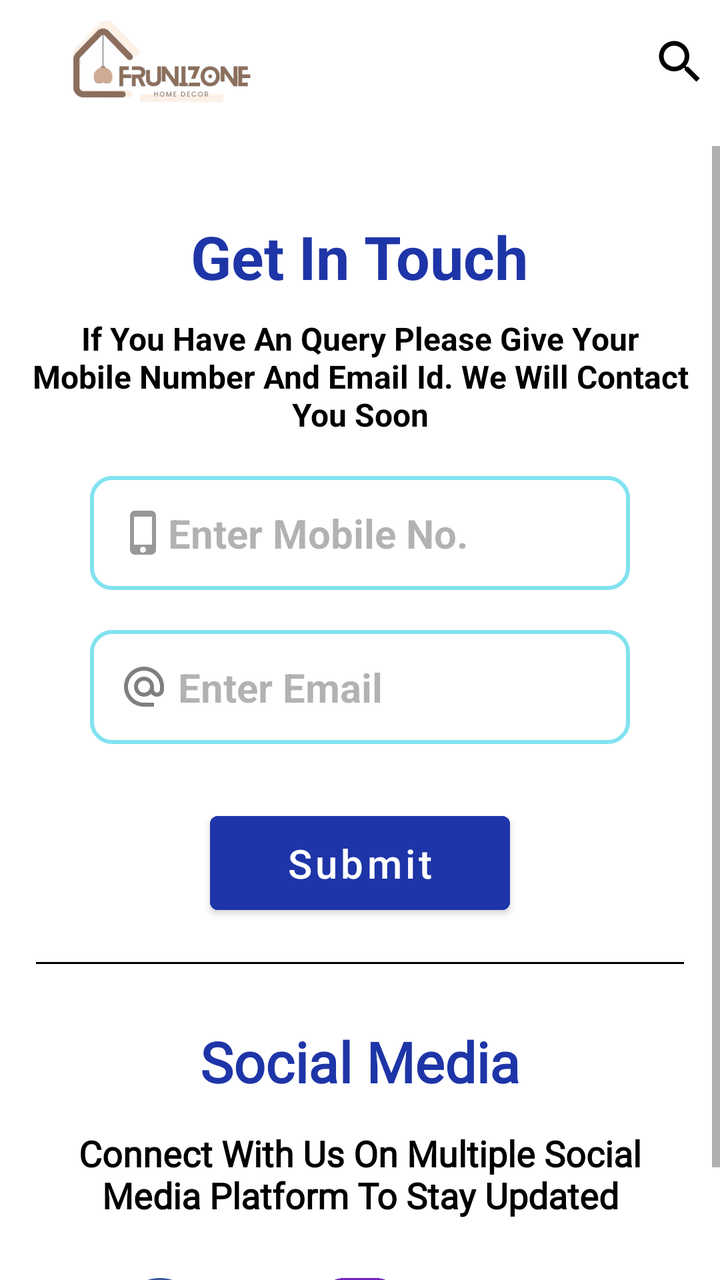
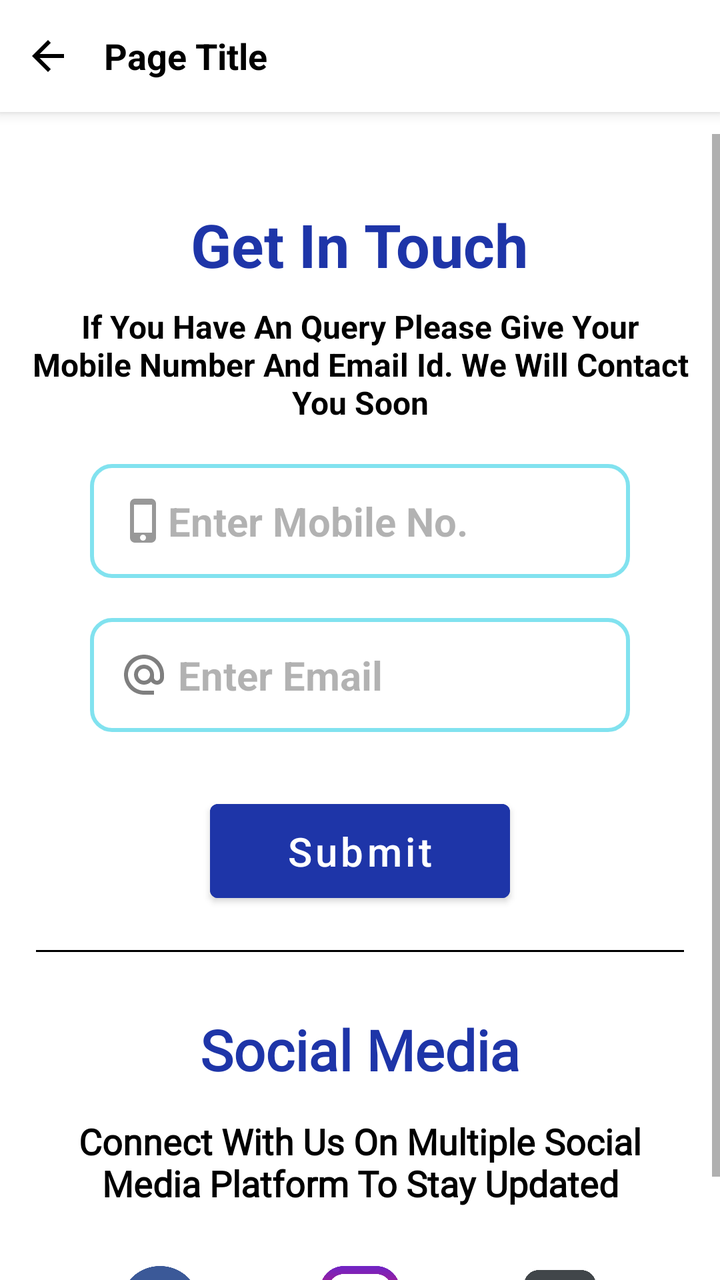

The first picture is an Android layout as it rendered before a commit; the second is the same layout after the commit. The layout source and the unified diff follow.
<!-- AndroidManifest.xml: application theme Theme.FruniZone -->
<!-- res/layout/fragment_contact_us.xml -->
<?xml version="1.0" encoding="utf-8"?>
<LinearLayout xmlns:android="http://schemas.android.com/apk/res/android"
    xmlns:tools="http://schemas.android.com/tools"
    android:layout_width="match_parent"
    android:layout_height="match_parent"
    xmlns:app="http://schemas.android.com/apk/res-auto"
    tools:context=".ContactUsFragment"
    android:orientation="vertical">











    <include layout="@layout/header"/>

    <View
        android:layout_width="match_parent"
        android:layout_height="1dp"
        android:layout_marginHorizontal="3dp"
        android:layout_marginBottom="10dp"
        android:background="@color/grey_font" />

    <ScrollView
        android:layout_width="match_parent"
        android:layout_height="wrap_content">

        <LinearLayout
            android:layout_width="match_parent"
            android:layout_height="wrap_content"
            android:orientation="vertical"
            android:layout_margin="15dp">

            <TextView
                android:id="@+id/contact_us"
                android:layout_width="wrap_content"
                android:layout_height="wrap_content"
                android:text="Get In Touch"
                android:textColor="@color/darkblue"
                android:textSize="30dp"
                android:textStyle="bold"
                android:textAlignment="center"
                android:layout_gravity="center"
                android:layout_marginTop="20dp">
            </TextView>

            <TextView
                android:layout_width="wrap_content"
                android:layout_height="wrap_content"
                android:text="If You Have An Query Please Give Your Mobile Number And Email Id. We Will Contact You Soon"
                android:textColor="@color/black"
                android:textSize="16dp"
                android:textStyle="bold"
                android:layout_marginTop="10dp"
                android:textAlignment="center"
                android:layout_gravity="center">
            </TextView>

            <EditText
                android:id="@+id/tvphone"
                android:layout_width="match_parent"
                android:layout_height="wrap_content"
                android:textSize="20dp"
                android:textColor="@color/black"
                android:textStyle="bold"
                android:background="@drawable/edit_css_one"
                android:hint="Enter Mobile No."
                android:layout_marginTop="20dp"
                android:layout_marginHorizontal="30dp"
                android:padding="15dp"
                android:inputType="number"
                android:alpha="0.5"
                android:drawableLeft="@drawable/baseline_phone_iphone_24"/>

            <EditText
                android:id="@+id/tvemail"
                android:layout_width="match_parent"
                android:layout_height="wrap_content"
                android:textSize="20dp"
                android:textColor="@color/black"
                android:textStyle="bold"
                android:background="@drawable/edit_css_one"
                android:hint=" Enter Email"
                android:layout_marginTop="20dp"
                android:layout_marginHorizontal="30dp"
                android:padding="15dp"
                android:inputType="text"
                android:alpha="0.5"
                android:drawableLeft="@drawable/baseline_alternate_email_24"/>


            <Button
                android:id="@+id/btnSubmit"
                android:layout_width="150dp"
                android:layout_height="wrap_content"
                android:textSize="20dp"
                android:textColor="@color/white"
                android:backgroundTint="@color/darkblue"
                android:text="Submit"
                android:layout_marginTop="30dp"
                android:layout_marginHorizontal="30dp"
                android:padding="10dp"
                android:inputType="text"
                android:layout_gravity="center"
                />

            <View
                android:layout_width="match_parent"
                android:layout_height="1dp"
                android:layout_marginHorizontal="3dp"
                android:layout_marginBottom="10dp"
                android:layout_marginTop="20dp"
                android:background="@color/black" />

            <TextView
                android:layout_width="match_parent"
                android:layout_height="match_parent"
                android:fontFamily="@font/font_awsome"
                android:layout_marginTop="20dp"
                android:textSize="28dp"
                android:text="Social Media"
                android:textColor="@color/darkblue"
                android:textAlignment="center"
                android:textStyle="bold"/>

            <TextView
                android:layout_width="match_parent"
                android:layout_height="match_parent"
                android:fontFamily="@font/font_awsome"
                android:textSize="18sp"
                android:text="Connect With Us On Multiple Social Media Platform To Stay Updated"
                android:textColor="@color/black"
                android:textAlignment="center"
                android:padding="5dp"
                android:layout_marginTop="10dp"
                android:textStyle="bold"/>

            <LinearLayout
                android:layout_width="match_parent"
                android:layout_height="wrap_content"
                android:orientation="horizontal"
                android:gravity="center"
                android:layout_marginTop="15dp">

                <ImageView
                    android:id="@+id/sinstagram"
                    android:layout_width="40dp"
                    android:layout_height="40dp"
                    android:layout_marginTop="13dp"
                    android:layout_marginBottom="20dp"
                    android:layout_marginHorizontal="30dp"
                    android:src="@mipmap/facebook"/>

                <ImageView
                    android:id="@+id/sfacebook"
                    android:layout_width="40dp"
                    android:layout_height="40dp"
                    android:layout_marginTop="13dp"
                    android:layout_marginBottom="20dp"
                    android:layout_marginHorizontal="30dp"
                    android:src="@mipmap/instagram"/>

                <ImageView
                    android:id="@+id/stwitter"
                    android:layout_width="40dp"
                    android:layout_height="40dp"
                    android:layout_marginTop="13dp"
                    android:layout_marginBottom="20dp"
                    android:layout_marginHorizontal="30dp"
                    android:src="@mipmap/logos"/>

            </LinearLayout>

        </LinearLayout>

    </ScrollView>

</LinearLayout>
<!-- res/layout/header.xml (included above) -->
<?xml version="1.0" encoding="utf-8"?>
<RelativeLayout xmlns:android="http://schemas.android.com/apk/res/android"
    android:layout_width="match_parent"
    android:layout_height="wrap_content"
    android:background="#ffffff"
    >
    <RelativeLayout
        android:layout_width="wrap_content"
        android:layout_height="wrap_content"
        android:padding="6dp">

        <ImageView
            android:layout_width="150dp"
            android:layout_height="50dp"
            android:id="@+id/logo"
            android:layout_centerVertical="true"
            android:src="@drawable/logo_landscape" />


        <ImageView
            android:layout_width="wrap_content"
            android:layout_height="wrap_content"
            android:id="@+id/icon_search"
            android:layout_alignParentEnd="true"
            android:layout_centerVertical="true"
            android:src="@drawable/baseline_search_24"/>
    </RelativeLayout>


</RelativeLayout>
<!-- resources referenced by this layout -->
<resources>
  <color name="black">#FF000000</color>
  <color name="darkblue">#1E35A8</color>
  <color name="white">#FFFFFFFF</color>
  <!-- drawable baseline_alternate_email_24 (drawable) -->
  <vector android:height="24dp" android:tint="#000000"
      android:viewportHeight="24" android:viewportWidth="24"
      android:width="24dp" xmlns:android="http://schemas.android.com/apk/res/android">
      <path android:fillColor="@android:color/white" android:pathData="M12,2C6.48,2 2,6.48 2,12s4.48,10 10,10h5v-2h-5c-4.34,0 -8,-3.66 -8,-8s3.66,-8 8,-8 8,3.66 8,8v1.43c0,0.79 -0.71,1.57 -1.5,1.57s-1.5,-0.78 -1.5,-1.57L17,12c0,-2.76 -2.24,-5 -5,-5s-5,2.24 -5,5 2.24,5 5,5c1.38,0 2.64,-0.56 3.54,-1.47 0.65,0.89 1.77,1.47 2.96,1.47 1.97,0 3.5,-1.6 3.5,-3.57L22,12c0,-5.52 -4.48,-10 -10,-10zM12,15c-1.66,0 -3,-1.34 -3,-3s1.34,-3 3,-3 3,1.34 3,3 -1.34,3 -3,3z"/>
  </vector>
  <!-- drawable baseline_phone_iphone_24 (drawable) -->
  <vector android:alpha="0.81" android:height="24dp"
      android:tint="#000000" android:viewportHeight="24"
      android:viewportWidth="24" android:width="24dp" xmlns:android="http://schemas.android.com/apk/res/android">
      <path android:fillColor="@android:color/white" android:pathData="M15.5,1h-8C6.12,1 5,2.12 5,3.5v17C5,21.88 6.12,23 7.5,23h8c1.38,0 2.5,-1.12 2.5,-2.5v-17C18,2.12 16.88,1 15.5,1zM11.5,22c-0.83,0 -1.5,-0.67 -1.5,-1.5s0.67,-1.5 1.5,-1.5 1.5,0.67 1.5,1.5 -0.67,1.5 -1.5,1.5zM16,18L7,18L7,4h9v14z"/>
  </vector>
  <!-- drawable baseline_search_24 (drawable) -->
  <vector xmlns:android="http://schemas.android.com/apk/res/android" android:height="28dp" android:tint="#000000" android:viewportHeight="24" android:viewportWidth="24" android:width="28dp">
        
      <path android:fillColor="@android:color/white" android:pathData="M15.5,14h-0.79l-0.28,-0.27C15.41,12.59 16,11.11 16,9.5 16,5.91 13.09,3 9.5,3S3,5.91 3,9.5 5.91,16 9.5,16c1.61,0 3.09,-0.59 4.23,-1.57l0.27,0.28v0.79l5,4.99L20.49,19l-4.99,-5zM9.5,14C7.01,14 5,11.99 5,9.5S7.01,5 9.5,5 14,7.01 14,9.5 11.99,14 9.5,14z"/>
      
  </vector>
  <!-- drawable edit_css_one (drawable) -->
  <?xml version="1.0" encoding="utf-8"?>
  <shape xmlns:android="http://schemas.android.com/apk/res/android"
      android:shape="rectangle">
  
      <solid android:color="@color/white"/>
      <stroke android:width="2dp" android:color="@color/blue"/>
      <corners android:radius="10dp"/>
  </shape>
  <!-- drawable logo_landscape: png bitmap (drawable, 57472 bytes) -->
  <!-- mipmap facebook: png bitmap (mipmap-hdpi, 10265 bytes) -->
  <!-- mipmap instagram: png bitmap (mipmap-hdpi, 16180 bytes) -->
  <!-- mipmap logos: png bitmap (mipmap-hdpi, 21225 bytes) -->
  <style name="Theme.FruniZone" parent="Theme.MaterialComponents.Light.NoActionBar">
      
      <item name="colorPrimary">@color/purple_500</item>
      <item name="colorPrimaryVariant">@color/purple_700</item>
      <item name="colorOnPrimary">@color/white</item>
      
      <item name="colorSecondary">@color/teal_200</item>
      <item name="colorSecondaryVariant">@color/teal_700</item>
      <item name="colorOnSecondary">@color/black</item>
      
      <item name="android:statusBarColor">?attr/colorPrimaryVariant</item>
  
      
      
      
      
  
      
      
      
      
      
  </style>
  <color name="blue">#04C5DF</color>
  <color name="purple_500">#FF6200EE</color>
  <color name="purple_700">#FF3700B3</color>
  <color name="teal_200">#FF03DAC5</color>
  <color name="teal_700">#FF018786</color>
</resources>

<!-- the commit's change to res/layout/fragment_contact_us.xml (unified diff, before → after) -->
@@ -17,7 +17,7 @@
 
 
 
-    <include layout="@layout/header"/>
+    <include layout="@layout/layout_page_title"/>
 
     <View
         android:layout_width="match_parent"
@@ -181,34 +181,34 @@
     </ScrollView>
 
 </LinearLayout>
-<!-- res/layout/header.xml (included above) -->
+<!-- res/layout/layout_page_title.xml (included above) -->
 <?xml version="1.0" encoding="utf-8"?>
-<RelativeLayout xmlns:android="http://schemas.android.com/apk/res/android"
+<LinearLayout xmlns:android="http://schemas.android.com/apk/res/android"
     android:layout_width="match_parent"
-    android:layout_height="wrap_content"
-    android:background="#ffffff"
-    >
-    <RelativeLayout
+    android:layout_height="56dp"
+    android:orientation="horizontal"
+    android:gravity="center_vertical"
+    android:background="@color/white"
+    android:paddingStart="12dp"
+    android:paddingEnd="12dp"
+    android:elevation="4dp">
+
+    
+    <ImageView
+        android:id="@+id/ivBack"
+        android:layout_width="24dp"
+        android:layout_height="24dp"
+        android:src="@drawable/baseline_arrow_back_24" />
+
+    
+    <TextView
+        android:id="@+id/tvTitle"
         android:layout_width="wrap_content"
         android:layout_height="wrap_content"
-        android:padding="6dp">
-
-        <ImageView
-            android:layout_width="150dp"
-            android:layout_height="50dp"
-            android:id="@+id/logo"
-            android:layout_centerVertical="true"
-            android:src="@drawable/logo_landscape" />
-
-
-        <ImageView
-            android:layout_width="wrap_content"
-            android:layout_height="wrap_content"
-            android:id="@+id/icon_search"
-            android:layout_alignParentEnd="true"
-            android:layout_centerVertical="true"
-            android:src="@drawable/baseline_search_24"/>
-    </RelativeLayout>
-
-
-</RelativeLayout>
+        android:layout_marginStart="16dp"
+        android:text="Page Title"
+        android:textSize="18sp"
+        android:textStyle="bold"
+        android:textColor="@color/black" />
+
+</LinearLayout>
<!-- resource entries referenced after the edit -->
@@ -9,17 +9,17 @@
       android:width="24dp" xmlns:android="http://schemas.android.com/apk/res/android">
       <path android:fillColor="@android:color/white" android:pathData="M12,2C6.48,2 2,6.48 2,12s4.48,10 10,10h5v-2h-5c-4.34,0 -8,-3.66 -8,-8s3.66,-8 8,-8 8,3.66 8,8v1.43c0,0.79 -0.71,1.57 -1.5,1.57s-1.5,-0.78 -1.5,-1.57L17,12c0,-2.76 -2.24,-5 -5,-5s-5,2.24 -5,5 2.24,5 5,5c1.38,0 2.64,-0.56 3.54,-1.47 0.65,0.89 1.77,1.47 2.96,1.47 1.97,0 3.5,-1.6 3.5,-3.57L22,12c0,-5.52 -4.48,-10 -10,-10zM12,15c-1.66,0 -3,-1.34 -3,-3s1.34,-3 3,-3 3,1.34 3,3 -1.34,3 -3,3z"/>
   </vector>
+  <!-- drawable baseline_arrow_back_24 (drawable) -->
+  <vector android:autoMirrored="true" android:height="24dp"
+      android:tint="#000000" android:viewportHeight="24"
+      android:viewportWidth="24" android:width="24dp" xmlns:android="http://schemas.android.com/apk/res/android">
+      <path android:fillColor="@android:color/black" android:pathData="M20,11H7.83l5.59,-5.59L12,4l-8,8 8,8 1.41,-1.41L7.83,13H20v-2z"/>
+  </vector>
   <!-- drawable baseline_phone_iphone_24 (drawable) -->
   <vector android:alpha="0.81" android:height="24dp"
       android:tint="#000000" android:viewportHeight="24"
       android:viewportWidth="24" android:width="24dp" xmlns:android="http://schemas.android.com/apk/res/android">
       <path android:fillColor="@android:color/white" android:pathData="M15.5,1h-8C6.12,1 5,2.12 5,3.5v17C5,21.88 6.12,23 7.5,23h8c1.38,0 2.5,-1.12 2.5,-2.5v-17C18,2.12 16.88,1 15.5,1zM11.5,22c-0.83,0 -1.5,-0.67 -1.5,-1.5s0.67,-1.5 1.5,-1.5 1.5,0.67 1.5,1.5 -0.67,1.5 -1.5,1.5zM16,18L7,18L7,4h9v14z"/>
-  </vector>
-  <!-- drawable baseline_search_24 (drawable) -->
-  <vector xmlns:android="http://schemas.android.com/apk/res/android" android:height="28dp" android:tint="#000000" android:viewportHeight="24" android:viewportWidth="24" android:width="28dp">
-        
-      <path android:fillColor="@android:color/white" android:pathData="M15.5,14h-0.79l-0.28,-0.27C15.41,12.59 16,11.11 16,9.5 16,5.91 13.09,3 9.5,3S3,5.91 3,9.5 5.91,16 9.5,16c1.61,0 3.09,-0.59 4.23,-1.57l0.27,0.28v0.79l5,4.99L20.49,19l-4.99,-5zM9.5,14C7.01,14 5,11.99 5,9.5S7.01,5 9.5,5 14,7.01 14,9.5 11.99,14 9.5,14z"/>
-      
   </vector>
   <!-- drawable edit_css_one (drawable) -->
   <?xml version="1.0" encoding="utf-8"?>
@@ -30,7 +30,6 @@
       <stroke android:width="2dp" android:color="@color/blue"/>
       <corners android:radius="10dp"/>
   </shape>
-  <!-- drawable logo_landscape: png bitmap (drawable, 57472 bytes) -->
   <!-- mipmap facebook: png bitmap (mipmap-hdpi, 10265 bytes) -->
   <!-- mipmap instagram: png bitmap (mipmap-hdpi, 16180 bytes) -->
   <!-- mipmap logos: png bitmap (mipmap-hdpi, 21225 bytes) -->
